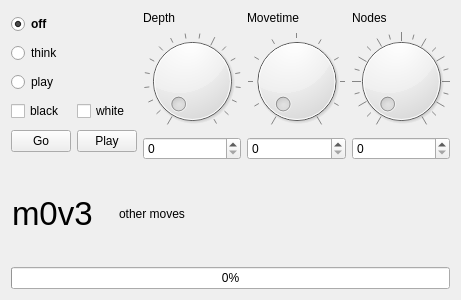
The window that src/enginecontroller.ui (Quocvuong82/chessboard) describes before a commit, drawn with Qt 5.
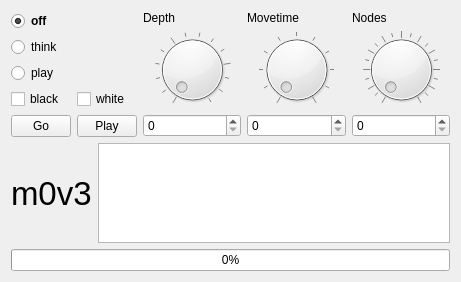
The same window after the commit.

Commit message: EngineController: Scored MulitPV-Moves in ListWidget

Patch:
```diff
--- a/src/enginecontroller.ui
+++ b/src/enginecontroller.ui
@@ -7,7 +7,7 @@
     <x>0</x>
     <y>0</y>
     <width>461</width>
-    <height>300</height>
+    <height>282</height>
    </rect>
   </property>
   <property name="windowTitle">
@@ -122,7 +122,10 @@
        <item>
         <widget class="QDial" name="searchdepth">
          <property name="maximum">
-          <number>50</number>
+          <number>25</number>
+         </property>
+         <property name="singleStep">
+          <number>2</number>
          </property>
          <property name="notchTarget">
           <double>5.000000000000000</double>
@@ -231,15 +234,9 @@
       </widget>
      </item>
      <item>
-      <widget class="QLabel" name="otherMoves">
-       <property name="maximumSize">
-        <size>
-         <width>330</width>
-         <height>16777215</height>
-        </size>
-       </property>
-       <property name="text">
-        <string>other moves</string>
+      <widget class="QListWidget" name="listOtherMoves">
+       <property name="sortingEnabled">
+        <bool>true</bool>
        </property>
       </widget>
      </item>
```
Left out of the diff: 2 changed lines with no effect on the pictures. The commit also changes 4 other files.
